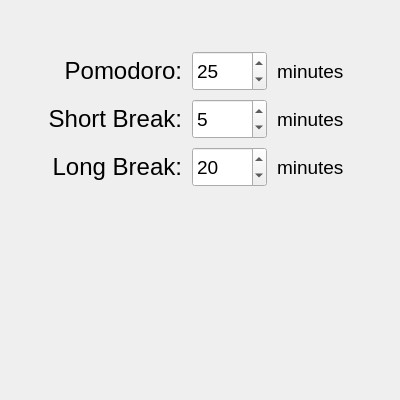
Qt form ui/OptionsWindow.ui (mayuso/Qomodoro) before a commit.
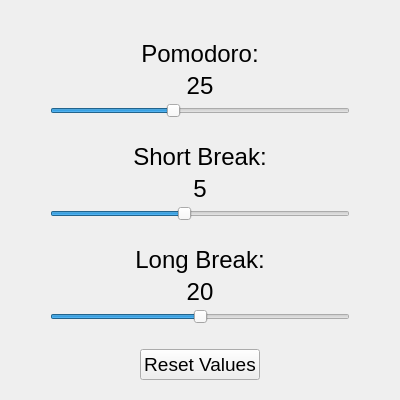
The same form after that commit.

Commit message: New sliders in options menu

Diff of the .ui file:
```diff
--- a/ui/OptionsWindow.ui
+++ b/ui/OptionsWindow.ui
@@ -32,13 +32,28 @@
    <string>Form</string>
   </property>
   <layout class="QVBoxLayout" name="verticalLayout">
+   <property name="spacing">
+    <number>0</number>
+   </property>
+   <property name="leftMargin">
+    <number>0</number>
+   </property>
+   <property name="topMargin">
+    <number>0</number>
+   </property>
+   <property name="rightMargin">
+    <number>0</number>
+   </property>
+   <property name="bottomMargin">
+    <number>0</number>
+   </property>
    <item>
     <spacer name="verticalSpacer_2">
      <property name="orientation">
       <enum>Qt::Vertical</enum>
      </property>
      <property name="sizeType">
-      <enum>QSizePolicy::Preferred</enum>
+      <enum>QSizePolicy::Expanding</enum>
      </property>
      <property name="sizeHint" stdset="0">
       <size>
@@ -59,7 +74,7 @@
      <property name="maximumSize">
       <size>
        <width>16777215</width>
-       <height>50</height>
+       <height>35</height>
       </size>
      </property>
      <layout class="QHBoxLayout" name="horizontalLayout">
@@ -76,7 +91,7 @@
        <number>0</number>
       </property>
       <property name="bottomMargin">
-       <number>2</number>
+       <number>0</number>
       </property>
       <item>
        <spacer name="horizontalSpacer_2">
@@ -110,77 +125,23 @@
           <pointsize>18</pointsize>
          </font>
         </property>
+        <property name="accessibleName">
+         <string notr="true"/>
+        </property>
+        <property name="layoutDirection">
+         <enum>Qt::LeftToRight</enum>
+        </property>
         <property name="text">
          <string>Pomodoro:</string>
         </property>
         <property name="alignment">
-         <set>Qt::AlignRight|Qt::AlignTrailing|Qt::AlignVCenter</set>
+         <set>Qt::AlignCenter</set>
         </property>
         <property name="indent">
          <number>0</number>
         </property>
        </widget>
       </item>
-      <item>
-       <widget class="QSpinBox" name="pomodoroTime">
-        <property name="sizePolicy">
-         <sizepolicy hsizetype="Fixed" vsizetype="Fixed">
-          <horstretch>0</horstretch>
-          <verstretch>0</verstretch>
-         </sizepolicy>
-        </property>
-        <property name="minimumSize">
-         <size>
-          <width>75</width>
-          <height>40</height>
-         </size>
-        </property>
-        <property name="maximumSize">
-         <size>
-          <width>75</width>
-          <height>50</height>
-         </size>
-        </property>
-        <property name="font">
-         <font>
-          <pointsize>14</pointsize>
-         </font>
-        </property>
-        <property name="minimum">
-         <number>1</number>
-        </property>
-        <property name="maximum">
-         <number>60</number>
-        </property>
-        <property name="value">
-         <number>25</number>
-        </property>
-       </widget>
-      </item>
-      <item>
-       <widget class="QLabel" name="labelMinutes">
-        <property name="minimumSize">
-         <size>
-          <width>80</width>
-          <height>0</height>
-         </size>
-        </property>
-        <property name="maximumSize">
-         <size>
-          <width>80</width>
-          <height>16777215</height>
-         </size>
-        </property>
-        <property name="font">
-         <font>
-          <pointsize>14</pointsize>
-         </font>
-        </property>
-        <property name="text">
-         <string>minutes</string>
-        </property>
-       </widget>
-      </item>
       <item>
        <spacer name="horizontalSpacer">
         <property name="orientation">
@@ -198,7 +159,98 @@
     </widget>
    </item>
    <item>
-    <widget class="QWidget" name="horizontalWidget3" native="true">
+    <widget class="QWidget" name="pomodoroWidget2" native="true">
+     <layout class="QHBoxLayout" name="horizontalLayout_5">
+      <property name="spacing">
+       <number>0</number>
+      </property>
+      <property name="leftMargin">
+       <number>0</number>
+      </property>
+      <property name="topMargin">
+       <number>0</number>
+      </property>
+      <property name="rightMargin">
+       <number>0</number>
+      </property>
+      <property name="bottomMargin">
+       <number>0</number>
+      </property>
+      <item>
+       <widget class="QLabel" name="pomodoroTimeLabel">
+        <property name="minimumSize">
+         <size>
+          <width>70</width>
+          <height>35</height>
+         </size>
+        </property>
+        <property name="maximumSize">
+         <size>
+          <width>70</width>
+          <height>35</height>
+         </size>
+        </property>
+        <property name="font">
+         <font>
+          <pointsize>18</pointsize>
+         </font>
+        </property>
+        <property name="text">
+         <string>25</string>
+        </property>
+        <property name="alignment">
+         <set>Qt::AlignCenter</set>
+        </property>
+       </widget>
+      </item>
+     </layout>
+    </widget>
+   </item>
+   <item>
+    <widget class="QWidget" name="pomodoroWidget3" native="true">
+     <layout class="QHBoxLayout" name="horizontalLayout_8">
+      <property name="spacing">
+       <number>0</number>
+      </property>
+      <property name="leftMargin">
+       <number>50</number>
+      </property>
+      <property name="topMargin">
+       <number>0</number>
+      </property>
+      <property name="rightMargin">
+       <number>50</number>
+      </property>
+      <property name="bottomMargin">
+       <number>25</number>
+      </property>
+      <item>
+       <widget class="QSlider" name="pomodoroTimeSlider">
+        <property name="maximumSize">
+         <size>
+          <width>16777215</width>
+          <height>16777215</height>
+         </size>
+        </property>
+        <property name="minimum">
+         <number>1</number>
+        </property>
+        <property name="maximum">
+         <number>60</number>
+        </property>
+        <property name="value">
+         <number>25</number>
+        </property>
+        <property name="orientation">
+         <enum>Qt::Horizontal</enum>
+        </property>
+       </widget>
+      </item>
+     </layout>
+    </widget>
+   </item>
+   <item>
+    <widget class="QWidget" name="shortBreakWidget" native="true">
      <property name="sizePolicy">
       <sizepolicy hsizetype="Preferred" vsizetype="Fixed">
        <horstretch>0</horstretch>
@@ -208,7 +260,7 @@
      <property name="maximumSize">
       <size>
        <width>16777215</width>
-       <height>50</height>
+       <height>35</height>
       </size>
      </property>
      <layout class="QHBoxLayout" name="horizontalLayout_4">
@@ -225,7 +277,7 @@
        <number>0</number>
       </property>
       <property name="bottomMargin">
-       <number>2</number>
+       <number>0</number>
       </property>
       <item>
        <spacer name="horizontalSpacer_3">
@@ -263,73 +315,13 @@
          <string>Short Break:</string>
         </property>
         <property name="alignment">
-         <set>Qt::AlignRight|Qt::AlignTrailing|Qt::AlignVCenter</set>
+         <set>Qt::AlignCenter</set>
         </property>
         <property name="indent">
          <number>0</number>
         </property>
        </widget>
       </item>
-      <item>
-       <widget class="QSpinBox" name="shortBreakTime">
-        <property name="sizePolicy">
-         <sizepolicy hsizetype="Fixed" vsizetype="Fixed">
-          <horstretch>0</horstretch>
-          <verstretch>0</verstretch>
-         </sizepolicy>
-        </property>
-        <property name="minimumSize">
-         <size>
-          <width>75</width>
-          <height>40</height>
-         </size>
-        </property>
-        <property name="maximumSize">
-         <size>
-          <width>75</width>
-          <height>50</height>
-         </size>
-        </property>
-        <property name="font">
-         <font>
-          <pointsize>14</pointsize>
-         </font>
-        </property>
-        <property name="minimum">
-         <number>1</number>
-        </property>
-        <property name="maximum">
-         <number>30</number>
-        </property>
-        <property name="value">
-         <number>5</number>
-        </property>
-       </widget>
-      </item>
-      <item>
-       <widget class="QLabel" name="labelMinutes2">
-        <property name="minimumSize">
-         <size>
-          <width>80</width>
-          <height>0</height>
-         </size>
-        </property>
-        <property name="maximumSize">
-         <size>
-          <width>80</width>
-          <height>16777215</height>
-         </size>
-        </property>
-        <property name="font">
-         <font>
-          <pointsize>14</pointsize>
-         </font>
-        </property>
-        <property name="text">
-         <string>minutes</string>
-        </property>
-       </widget>
-      </item>
       <item>
        <spacer name="horizontalSpacer_5">
         <property name="orientation">
@@ -347,7 +339,95 @@
     </widget>
    </item>
    <item>
-    <widget class="QWidget" name="horizontalWidget4" native="true">
+    <widget class="QWidget" name="shortBreakWidget2" native="true">
+     <layout class="QHBoxLayout" name="horizontalLayout_6">
+      <property name="spacing">
+       <number>0</number>
+      </property>
+      <property name="leftMargin">
+       <number>0</number>
+      </property>
+      <property name="topMargin">
+       <number>0</number>
+      </property>
+      <property name="rightMargin">
+       <number>0</number>
+      </property>
+      <property name="bottomMargin">
+       <number>0</number>
+      </property>
+      <item>
+       <widget class="QLabel" name="shortBreakTimeLabel">
+        <property name="minimumSize">
+         <size>
+          <width>70</width>
+          <height>35</height>
+         </size>
+        </property>
+        <property name="maximumSize">
+         <size>
+          <width>70</width>
+          <height>35</height>
+         </size>
+        </property>
+        <property name="font">
+         <font>
+          <pointsize>18</pointsize>
+         </font>
+        </property>
+        <property name="text">
+         <string>5</string>
+        </property>
+        <property name="alignment">
+         <set>Qt::AlignCenter</set>
+        </property>
+       </widget>
+      </item>
+     </layout>
+    </widget>
+   </item>
+   <item>
+    <widget class="QWidget" name="shortBreakWidget3" native="true">
+     <layout class="QHBoxLayout" name="horizontalLayout_9">
+      <property name="leftMargin">
+       <number>50</number>
+      </property>
+      <property name="topMargin">
+       <number>0</number>
+      </property>
+      <property name="rightMargin">
+       <number>50</number>
+      </property>
+      <property name="bottomMargin">
+       <number>25</number>
+      </property>
+      <item>
+       <widget class="QSlider" name="shortBreakTimeSlider">
+        <property name="maximumSize">
+         <size>
+          <width>16777215</width>
+          <height>16777215</height>
+         </size>
+        </property>
+        <property name="minimum">
+         <number>1</number>
+        </property>
+        <property name="maximum">
+         <number>10</number>
+        </property>
+        <property name="value">
+         <number>5</number>
+        </property>
+        <property name="orientation">
+         <enum>Qt::Horizontal</enum>
+        </property>
+       </widget>
+      </item>
+     </layout>
+    </widget>
+   </item>
+   <item>
+    <widget class="QWidget" name="longBreakWidget" native="true">
      <property name="sizePolicy">
       <sizepolicy hsizetype="Preferred" vsizetype="Fixed">
        <horstretch>0</horstretch>
@@ -357,7 +437,7 @@
      <property name="maximumSize">
       <size>
        <width>16777215</width>
-       <height>50</height>
+       <height>35</height>
       </size>
      </property>
      <layout class="QHBoxLayout" name="horizontalLayout_3">
@@ -374,7 +454,7 @@
        <number>0</number>
       </property>
       <property name="bottomMargin">
-       <number>2</number>
+       <number>0</number>
       </property>
       <item>
        <spacer name="horizontalSpacer_4">
@@ -412,73 +492,13 @@
          <string>Long Break:</string>
         </property>
         <property name="alignment">
-         <set>Qt::AlignRight|Qt::AlignTrailing|Qt::AlignVCenter</set>
+         <set>Qt::AlignCenter</set>
         </property>
         <property name="indent">
          <number>0</number>
         </property>
        </widget>
       </item>
-      <item>
-       <widget class="QSpinBox" name="longBreakTime">
-        <property name="sizePolicy">
-         <sizepolicy hsizetype="Fixed" vsizetype="Fixed">
-          <horstretch>0</horstretch>
-          <verstretch>0</verstretch>
-         </sizepolicy>
-        </property>
-        <property name="minimumSize">
-         <size>
-          <width>75</width>
-          <height>40</height>
-         </size>
-        </property>
-        <property name="maximumSize">
-         <size>
-          <width>75</width>
-          <height>50</height>
-         </size>
-        </property>
-        <property name="font">
-         <font>
-          <pointsize>14</pointsize>
-         </font>
-        </property>
-        <property name="minimum">
-         <number>2</number>
-        </property>
-        <property name="maximum">
-         <number>60</number>
-        </property>
-        <property name="value">
-         <number>20</number>
-        </property>
-       </widget>
-      </item>
-      <item>
-       <widget class="QLabel" name="labelMinutes3">
-        <property name="minimumSize">
-         <size>
-          <width>80</width>
-          <height>0</height>
-         </size>
-        </property>
-        <property name="maximumSize">
-         <size>
-          <width>80</width>
-          <height>16777215</height>
-         </size>
-        </property>
-        <property name="font">
-         <font>
-          <pointsize>14</pointsize>
-         </font>
-        </property>
-        <property name="text">
-         <string>minutes</string>
-        </property>
-       </widget>
-      </item>
       <item>
        <spacer name="horizontalSpacer_6">
         <property name="orientation">
@@ -495,15 +515,168 @@
      </layout>
     </widget>
    </item>
+   <item>
+    <widget class="QWidget" name="longBreakWidget2" native="true">
+     <layout class="QHBoxLayout" name="horizontalLayout_7">
+      <property name="spacing">
+       <number>0</number>
+      </property>
+      <property name="leftMargin">
+       <number>0</number>
+      </property>
+      <property name="topMargin">
+       <number>0</number>
+      </property>
+      <property name="rightMargin">
+       <number>0</number>
+      </property>
+      <property name="bottomMargin">
+       <number>0</number>
+      </property>
+      <item>
+       <widget class="QLabel" name="longBreakTimeLabel">
+        <property name="minimumSize">
+         <size>
+          <width>70</width>
+          <height>35</height>
+         </size>
+        </property>
+        <property name="maximumSize">
+         <size>
+          <width>70</width>
+          <height>35</height>
+         </size>
+        </property>
+        <property name="font">
+         <font>
+          <pointsize>18</pointsize>
+         </font>
+        </property>
+        <property name="text">
+         <string>20</string>
+        </property>
+        <property name="alignment">
+         <set>Qt::AlignCenter</set>
+        </property>
+       </widget>
+      </item>
+     </layout>
+    </widget>
+   </item>
+   <item>
+    <widget class="QWidget" name="longBreakwidget3" native="true">
+     <layout class="QHBoxLayout" name="horizontalLayout_10">
+      <property name="leftMargin">
+       <number>50</number>
+      </property>
+      <property name="topMargin">
+       <number>0</number>
+      </property>
+      <property name="rightMargin">
+       <number>50</number>
+      </property>
+      <property name="bottomMargin">
+       <number>25</number>
+      </property>
+      <item>
+       <widget class="QSlider" name="longBreakTimeSlider">
+        <property name="maximumSize">
+         <size>
+          <width>16777215</width>
+          <height>16777215</height>
+         </size>
+        </property>
+        <property name="minimum">
+         <number>10</number>
+        </property>
+        <property name="maximum">
+         <number>30</number>
+        </property>
+        <property name="value">
+         <number>20</number>
+        </property>
+        <property name="orientation">
+         <enum>Qt::Horizontal</enum>
+        </property>
+       </widget>
+      </item>
+     </layout>
+    </widget>
+   </item>
+   <item>
+    <widget class="QWidget" name="resetWidget" native="true">
+     <property name="minimumSize">
+      <size>
+       <width>0</width>
+       <height>0</height>
+      </size>
+     </property>
+     <layout class="QHBoxLayout" name="horizontalLayout_2">
+      <property name="leftMargin">
+       <number>0</number>
+      </property>
+      <property name="topMargin">
+       <number>0</number>
+      </property>
+      <property name="rightMargin">
+       <number>0</number>
+      </property>
+      <property name="bottomMargin">
+       <number>0</number>
+      </property>
+      <item>
+       <spacer name="horizontalSpacer_7">
+        <property name="orientation">
+         <enum>Qt::Horizontal</enum>
+        </property>
+        <property name="sizeHint" stdset="0">
+         <size>
+          <width>40</width>
+          <height>20</height>
+         </size>
+        </property>
+       </spacer>
+      </item>
+      <item>
+       <widget class="QPushButton" name="resetValuesButton">
+        <property name="font">
+         <font>
+          <pointsize>14</pointsize>
+         </font>
+        </property>
+        <property name="text">
+         <string>Reset Values</string>
+        </property>
+       </widget>
+      </item>
+      <item>
+       <spacer name="horizontalSpacer_8">
+        <property name="orientation">
+         <enum>Qt::Horizontal</enum>
+        </property>
+        <property name="sizeHint" stdset="0">
+         <size>
+          <width>40</width>
+          <height>20</height>
+         </size>
+        </property>
+       </spacer>
+      </item>
+     </layout>
+    </widget>
+   </item>
    <item>
     <spacer name="verticalSpacer">
      <property name="orientation">
       <enum>Qt::Vertical</enum>
      </property>
+     <property name="sizeType">
+      <enum>QSizePolicy::Expanding</enum>
+     </property>
      <property name="sizeHint" stdset="0">
       <size>
        <width>20</width>
-       <height>40</height>
+       <height>20</height>
       </size>
      </property>
     </spacer>
```
Left out of the diff: 2 changed lines with no effect on the pictures. The commit also changes 8 other files.
